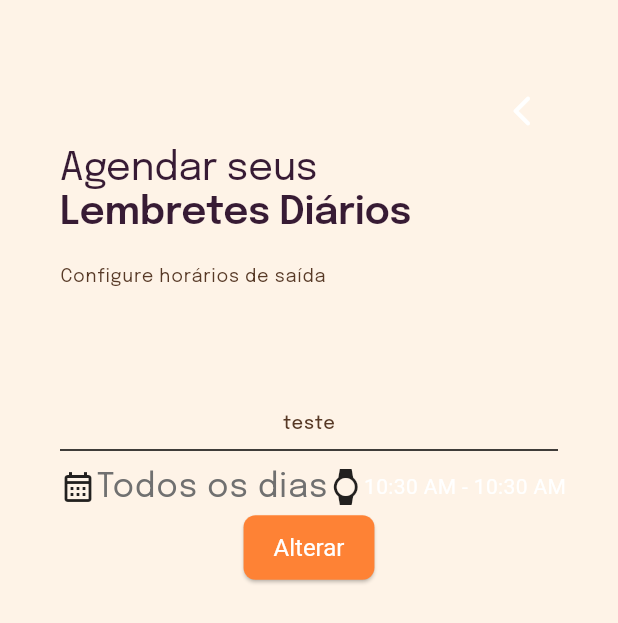
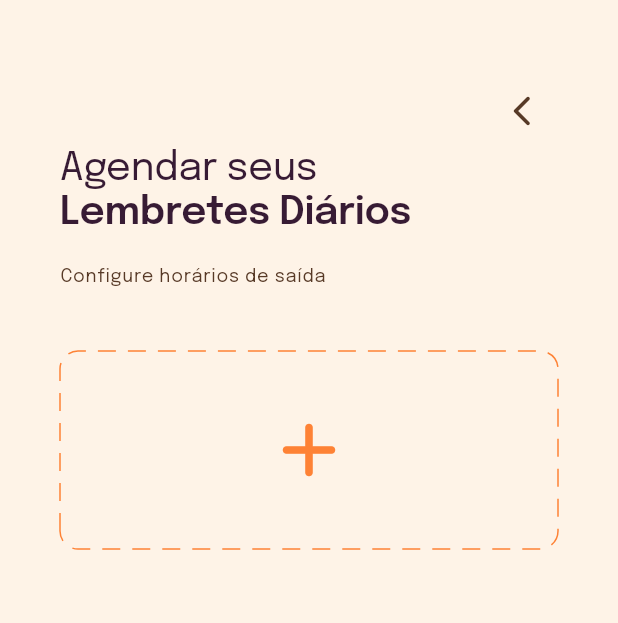
Before and after one commit to Joilson-Julkoski/i_lock_the_door, a Flutter app: the DailyEventsView screen opened directly with empty values, on a phone screen of 412 x 824 dp. Shown: the top 623 px of the screen. Run offline on Flutter 3.47's test engine with Material 3 defaults, Android fonts, the phone set to English and light mode, and no system bars; our stand-ins replace shared_preferences, table_calendar; accounts and stored records are empty.

Commit message:
add: - Events features

```diff
--- a/lib/models/infos.dart
+++ b/lib/models/infos.dart
@@ -1,15 +1,18 @@
+import 'package:i_lock_the_door/models/event.dart';
 import 'package:i_lock_the_door/models/history.dart';
 
 class InfosDTO {
   bool locked;
   List<HistoryDTO> history;
+  List<EventDTO> events;
 
-  InfosDTO({required this.locked, required this.history});
+  InfosDTO({required this.locked, required this.history, required this.events});
 
   Map<String, dynamic> toJson() {
     return {
       'locked': locked,
       'history': history.map((e) => e.toJson()),
+      'events': events.map((e) => e.toJson()),
     };
   }
 
@@ -17,6 +20,7 @@ class InfosDTO {
     return InfosDTO(
       locked: json['locked'] ?? false,
       history: json['history'].map((e) => HistoryDTO.fromJson(e)) ?? [],
+      events: json['events'].map((e) => EventDTO.fromJson(e)) ?? [],
     );
   }
 }
--- a/lib/views/dailyEvents.dart
+++ b/lib/views/dailyEvents.dart
@@ -1,8 +1,9 @@
+import 'package:dotted_border/dotted_border.dart';
 import 'package:flutter/material.dart';
 import 'package:i_lock_the_door/components/eventsCard.dart';
 import 'package:i_lock_the_door/components/header.dart';
-import 'package:i_lock_the_door/models/event.dart';
 import 'package:i_lock_the_door/models/infos.dart';
+import 'package:i_lock_the_door/views/eventRegister.dart';
 
 class DailyEventsView extends StatefulWidget {
   final InfosDTO userInfo;
@@ -15,7 +16,8 @@ class DailyEventsView extends StatefulWidget {
 class _DailyEventsViewState extends State<DailyEventsView> {
   @override
   Widget build(BuildContext context) {
-    return Container(
+    return Scaffold(
+      body: Container(
         padding: EdgeInsets.all(40),
         child: Column(
           crossAxisAlignment: CrossAxisAlignment.start,
@@ -26,16 +28,56 @@ class _DailyEventsViewState extends State<DailyEventsView> {
               backCallback: () => Navigator.pop(context),
               text: "Configure horários de saída",
             ),
-          Padding(padding: EdgeInsets.all(20)),
-          EventCard(
-            event: EventDTO(
-                days: [],
-                endTime: DateTime.now(),
-                startTime: DateTime.now(),
-                name: "teste"),
+            Expanded(
+              child: SingleChildScrollView(
+                child: Column(
+                  children: [
+                    ...mountEvents(),
+                    DottedBorder(
+                      borderType: BorderType.RRect,
+                      radius: Radius.circular(12),
+                      dashPattern: [12, 8],
+                      padding: EdgeInsets.all(6),
+                      color: Color(0xFFFE8235),
+                      child: InkWell(
+                        onTap: () {
+                          Navigator.push(
+                            context,
+                            MaterialPageRoute(
+                                builder: (context) => EventRegisterView()),
+                          );
+                        },
+                        child: Container(
+                          decoration: BoxDecoration(
+                              borderRadius: BorderRadius.circular(12)),
+                          height: 120,
+                          width: double.infinity,
+                          child: Center(
+                            child: Icon(
+                              Icons.add_rounded,
+                              color: Color(0xFFFE8235),
+                              size: 60,
+                            ),
+                          ),
+                        ),
+                      ),
                     )
                   ],
                 ),
+              ),
+            ),
+          ],
+        ),
+      ),
     );
   }
+
+  List<Widget> mountEvents() {
+    List<Widget> list = [];
+
+    for (var e in widget.userInfo.events) {
+      list.add(EventCard(event: e));
     }
+    return list;
+  }
+}
--- a/lib/views/home.dart
+++ b/lib/views/home.dart
@@ -14,7 +14,7 @@ class HomeView extends StatefulWidget {
 }
 
 class _HomeViewState extends State<HomeView> {
-  InfosDTO userInfos = InfosDTO(locked: true, history: []);
+  InfosDTO userInfos = InfosDTO(locked: true, history: [], events: []);
 
   String getGreeting() {
     final hour = DateTime.now().hour;
--- a/pubspec.yaml
+++ b/pubspec.yaml
@@ -32,14 +32,16 @@ dependencies:
     sdk: flutter
   flutter_svg: ^1.0.0
   url_launcher: ^6.1.5
-  intl: ^0.18.0
-
+  intl: ^0.17.0
+  date_time_picker: ^2.0.0
 
 
   # The following adds the Cupertino Icons font to your application.
   # Use with the CupertinoIcons class for iOS style icons.
   cupertino_icons: ^1.0.2
   shared_preferences: ^2.2.3
+  dotted_border: ^2.1.0
+  table_calendar: ^3.0.8
 
 dev_dependencies:
   flutter_test:
```
Also changed, not shown: lib/components/customCalendar.dart (added, +75 -0 lines), lib/components/eventsCard.dart (+39 -7 lines), lib/components/hourSelector.dart (added, +102 -0 lines), lib/main.dart (+35 -1 lines), lib/services/infoService.dart (+12 -1 lines), lib/views/eventRegister.dart (added, +83 -0 lines). Lines whose indentation alone changed are shown as unchanged.
